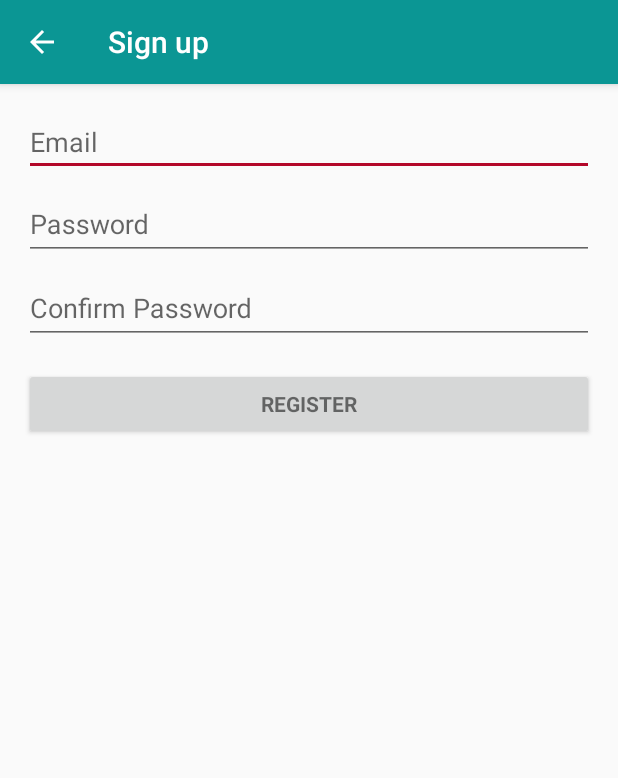
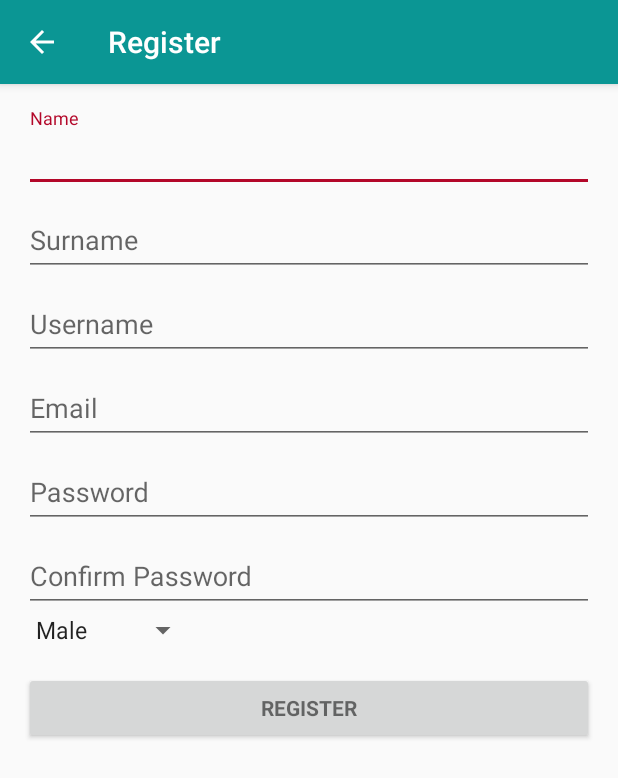
Before and after one commit to emrenass/carbuds, an Android app: the screen it shows after launch (SignUpActivity before the commit, RegisterActivity after it), after a tap on "SIGN UP", on a phone screen of 412 x 824 dp. Shown: the top 778 px of the screen. Run offline under Robolectric (Android 15) with nearby library versions, the phone set to English and light mode, and no system bars; 1 statement that could not run was skipped.

Commit message:
Register_UI added
instead of SignUp

```diff
--- a/Android/CarBuds/app/src/main/java/com/ali/cs491/carbuds/MainActivity.java
+++ b/Android/CarBuds/app/src/main/java/com/ali/cs491/carbuds/MainActivity.java
@@ -38,7 +38,7 @@ public class MainActivity extends AppCompatActivity {
         signUpButton.setOnClickListener(new View.OnClickListener() {
             @Override
             public void onClick(View view) {
-                Intent intent = new Intent(MainActivity.this, SignUpActivity.class);
+                Intent intent = new Intent(MainActivity.this, RegisterActivity.class);
                 startActivity(intent);
             }
         });
--- /dev/null
+++ b/Android/CarBuds/app/src/main/res/layout/activity_register.xml
@@ -0,0 +1,145 @@
+<?xml version="1.0" encoding="utf-8"?>
+<LinearLayout xmlns:android="http://schemas.android.com/apk/res/android"
+    xmlns:tools="http://schemas.android.com/tools"
+    android:layout_width="match_parent"
+    android:layout_height="match_parent"
+    android:gravity="center_horizontal"
+    android:orientation="vertical"
+    android:paddingLeft="@dimen/activity_horizontal_margin"
+    android:paddingTop="@dimen/activity_vertical_margin"
+    android:paddingRight="@dimen/activity_horizontal_margin"
+    android:paddingBottom="@dimen/activity_vertical_margin"
+    tools:context=".RegisterActivity">
+
+    <!-- Register progress -->
+    <ProgressBar
+        android:id="@+id/register_progress"
+        style="?android:attr/progressBarStyleLarge"
+        android:layout_width="wrap_content"
+        android:layout_height="wrap_content"
+        android:layout_marginBottom="8dp"
+        android:visibility="gone" />
+
+    <ScrollView
+        android:id="@+id/register_form"
+        android:layout_width="match_parent"
+        android:layout_height="match_parent">
+
+        <LinearLayout
+            android:id="@+id/email_register_form"
+            android:layout_width="match_parent"
+            android:layout_height="wrap_content"
+            android:orientation="vertical">
+
+            <android.support.design.widget.TextInputLayout
+                android:layout_width="match_parent"
+                android:layout_height="wrap_content">
+
+                <EditText
+                    android:id="@+id/name"
+                    android:layout_width="match_parent"
+                    android:layout_height="wrap_content"
+                    android:hint="@string/prompt_name"
+                    android:inputType="textPersonName"
+                    android:maxLines="1"
+                    android:singleLine="true" />
+
+            </android.support.design.widget.TextInputLayout>
+
+            <android.support.design.widget.TextInputLayout
+                android:layout_width="match_parent"
+                android:layout_height="wrap_content">
+
+                <EditText
+                    android:id="@+id/surname"
+                    android:layout_width="match_parent"
+                    android:layout_height="wrap_content"
+                    android:hint="@string/prompt_surname"
+                    android:inputType="textPersonName"
+                    android:maxLines="1"
+                    android:singleLine="true" />
+
+            </android.support.design.widget.TextInputLayout>
+
+            <android.support.design.widget.TextInputLayout
+                android:layout_width="match_parent"
+                android:layout_height="wrap_content">
+
+                <EditText
+                    android:id="@+id/username"
+                    android:layout_width="match_parent"
+                    android:layout_height="wrap_content"
+                    android:hint="@string/prompt_username"
+                    android:inputType="textPersonName"
+                    android:maxLines="1"
+                    android:singleLine="true" />
+
+            </android.support.design.widget.TextInputLayout>
+
+            <android.support.design.widget.TextInputLayout
+                android:layout_width="match_parent"
+                android:layout_height="wrap_content">
+
+                <EditText
+                    android:id="@+id/email"
+                    android:layout_width="match_parent"
+                    android:layout_height="wrap_content"
+                    android:hint="@string/prompt_email"
+                    android:inputType="textEmailAddress"
+                    android:maxLines="1"
+                    android:singleLine="true" />
+
+            </android.support.design.widget.TextInputLayout>
+
+            <android.support.design.widget.TextInputLayout
+                android:layout_width="match_parent"
+                android:layout_height="wrap_content">
+
+                <EditText
+                    android:id="@+id/password"
+                    android:layout_width="match_parent"
+                    android:layout_height="wrap_content"
+                    android:hint="@string/prompt_password"
+                    android:imeActionId="6"
+                    android:imeActionLabel="@string/action_sign_in_short"
+                    android:imeOptions="actionUnspecified"
+                    android:inputType="textPassword"
+                    android:maxLines="1"
+                    android:singleLine="true" />
+
+            </android.support.design.widget.TextInputLayout>
+
+            <android.support.design.widget.TextInputLayout
+                android:layout_width="match_parent"
+                android:layout_height="wrap_content">
+
+                <EditText
+                    android:id="@+id/passwordRe"
+                    android:layout_width="match_parent"
+                    android:layout_height="wrap_content"
+                    android:hint="@string/prompt_rePassword"
+                    android:imeActionId="6"
+                    android:imeActionLabel="@string/action_sign_in_short"
+                    android:imeOptions="actionUnspecified"
+                    android:inputType="textPassword"
+                    android:maxLines="1"
+                    android:singleLine="true" />
+
+            </android.support.design.widget.TextInputLayout>
+            <Spinner
+                android:id="@+id/gender"
+                android:layout_width="wrap_content"
+                android:layout_height="match_parent"
+                android:hint="@string/prompt_gender"/>
+            <Button
+                android:id="@+id/register_button"
+                style="?android:textAppearanceSmall"
+                android:layout_width="match_parent"
+                android:layout_height="wrap_content"
+                android:layout_marginTop="16dp"
+                android:text="@string/action_register"
+                android:textStyle="bold" />
+
+        </LinearLayout>
+    </ScrollView>
+</LinearLayout>
--- a/Android/CarBuds/app/src/main/res/values/strings.xml
+++ b/Android/CarBuds/app/src/main/res/values/strings.xml
@@ -1,6 +1,15 @@
 <resources>
+    <!-- Aras eklenen -->
+    <string name="title_activity_register">Register</string>
+    <string name="prompt_name">Name</string>
+    <string name="prompt_surname">Surname</string>
+    <string name="prompt_username">Username</string>
+    <string name="prompt_gender">Select a gender</string>
+
+
     <string name="app_name">CarBuds</string>
     <string name="title_activity_login">Login</string>
+
     <!-- Strings related to login -->
     <string name="prompt_email">Email</string>
     <string name="prompt_password">Password</string>
```
Also changed, not shown: Android/CarBuds/app/src/main/AndroidManifest.xml (+9 -1 lines), Android/CarBuds/app/src/main/java/com/ali/cs491/carbuds/RegisterActivity.java (added, +350 -0 lines).
